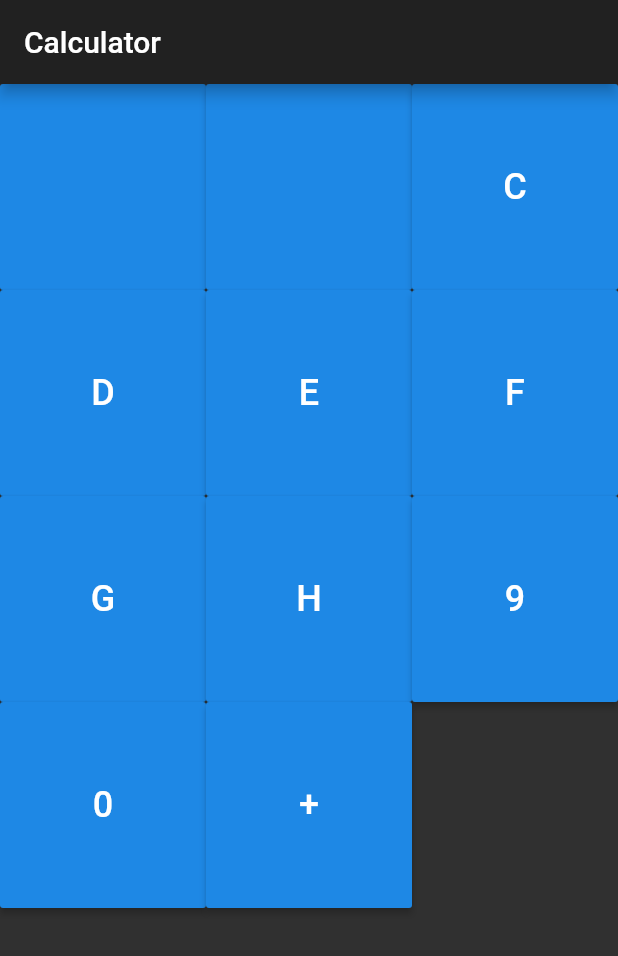
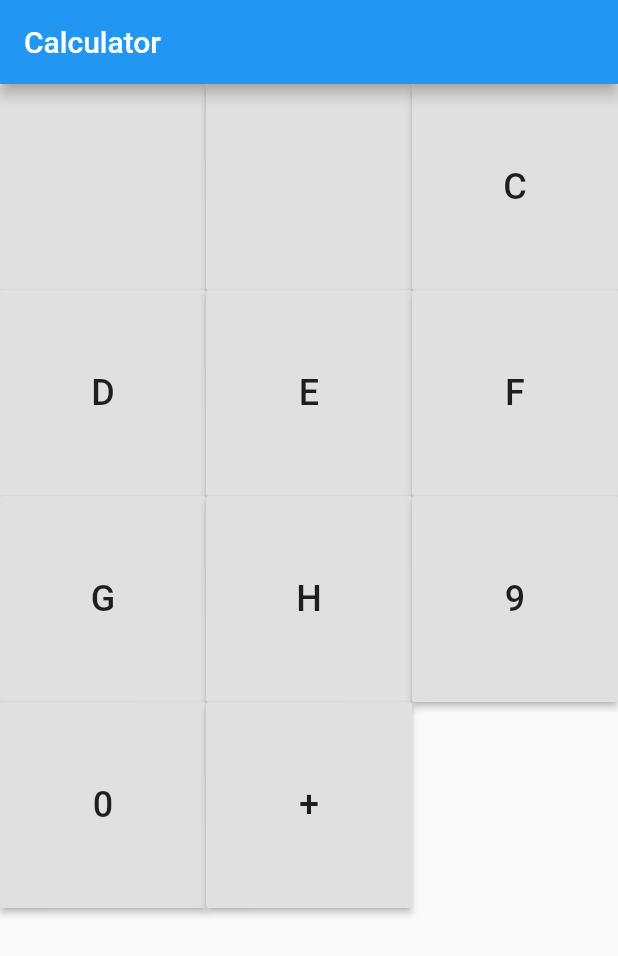
Before and after one commit to pdnminh99/calculator_flutter, a Flutter app: the screen it shows after launch, after a tap on an icon or button, on a phone screen of 412 x 824 dp. Shown: the top 956 px of the screen. Run offline on Flutter 3.47's test engine with Material 2 defaults, Android fonts, the light colour scheme and no system bars.

Commit message:
split main into 3 different packages

```diff
--- /dev/null
+++ b/lib/calculator.dart
@@ -0,0 +1,11 @@
+import 'package:flutter/material.dart';
+import 'keyboard.dart';
+
+class Calculator extends StatefulWidget {
+  Calculator(this.title);
+
+  final String title;
+
+  @override
+  Keyboards createState() => Keyboards();
+}
--- /dev/null
+++ b/lib/keyboard.dart
@@ -0,0 +1,46 @@
+import 'package:flutter/material.dart';
+import 'calculator.dart';
+
+class Keyboards extends State<Calculator> {
+
+  bool _isTypeOne = true;
+  get _keyset => _isTypeOne ? [
+    "1", "2", "3", "4", "5", "6", "7", "8", "9", "0", "+"
+  ] : [
+    "", "", "C", "D", "E", "F", "G", "H", "9", "0", "+"
+  ];
+
+  @override
+  Widget build(BuildContext context) => getScaffold();
+
+  Widget getScaffold() => Scaffold(
+      appBar: AppBar(
+        title: Text(widget.title),
+      ),
+      body: GridView.count(
+        crossAxisCount: 3,
+        children: getKeyset(_keyset),
+      ),
+    );
+
+  List<Widget> getKeyset(List<String> keys) => [
+      for (var k in keys) key(k)
+    ];
+
+  Widget key(String key) => Container(
+    child: RaisedButton(
+      onPressed: () {
+        setState(() {
+          _isTypeOne = !_isTypeOne;
+        });
+      },
+      child: Text(
+        key,
+        style: TextStyle(
+          fontSize: 24,
+        ),
+      ),
+    ),
+  );
+
+}
--- a/lib/main.dart
+++ b/lib/main.dart
@@ -1,4 +1,5 @@
 import 'package:flutter/material.dart';
+import 'calculator.dart';
 
 void main() => runApp(MyApp());
 
@@ -8,61 +9,8 @@ class MyApp extends StatelessWidget {
   Widget build(BuildContext context) {
     return MaterialApp(
       title: 'Calculator',
-      theme: ThemeData.dark(),
+      theme: ThemeData.light(),
       home: Calculator('Calculator'),
     );
   }
 }
-
-class Calculator extends StatefulWidget {
-  Calculator(this.title);
-
-  final String title;
-
-  @override
-  _Keyboards createState() => _Keyboards();
-}
-
-class _Keyboards extends State<Calculator> {
-
-  bool _isTypeOne = true;
-  get _keyset => _isTypeOne ? [
-    "1", "2", "3", "4", "5", "6", "7", "8", "9", "0", "+"
-  ] : [
-    "", "", "C", "D", "E", "F", "G", "H", "9", "0", "+"
-  ];
-
-  @override
-  Widget build(BuildContext context) => getScaffold();
-
-  Widget getScaffold() => Scaffold(
-      appBar: AppBar(
-        title: Text(widget.title),
-      ),
-      body: GridView.count(
-        crossAxisCount: 3,
-        children: getKeyset(_keyset),
-      ),
-    );
-
-  List<Widget> getKeyset(List<String> keys) => [
-      for (var k in keys) key(k)
-    ];
-
-  Widget key(String key) => Container(
-    child: RaisedButton(
-      onPressed: () {
-        setState(() {
-          _isTypeOne = !_isTypeOne;
-        });
-      },
-      child: Text(
-        key,
-        style: TextStyle(
-          fontSize: 24,
-        ),
-      ),
-    ),
-  );
-
-}
```
Also changed, not shown: 2 other files.
